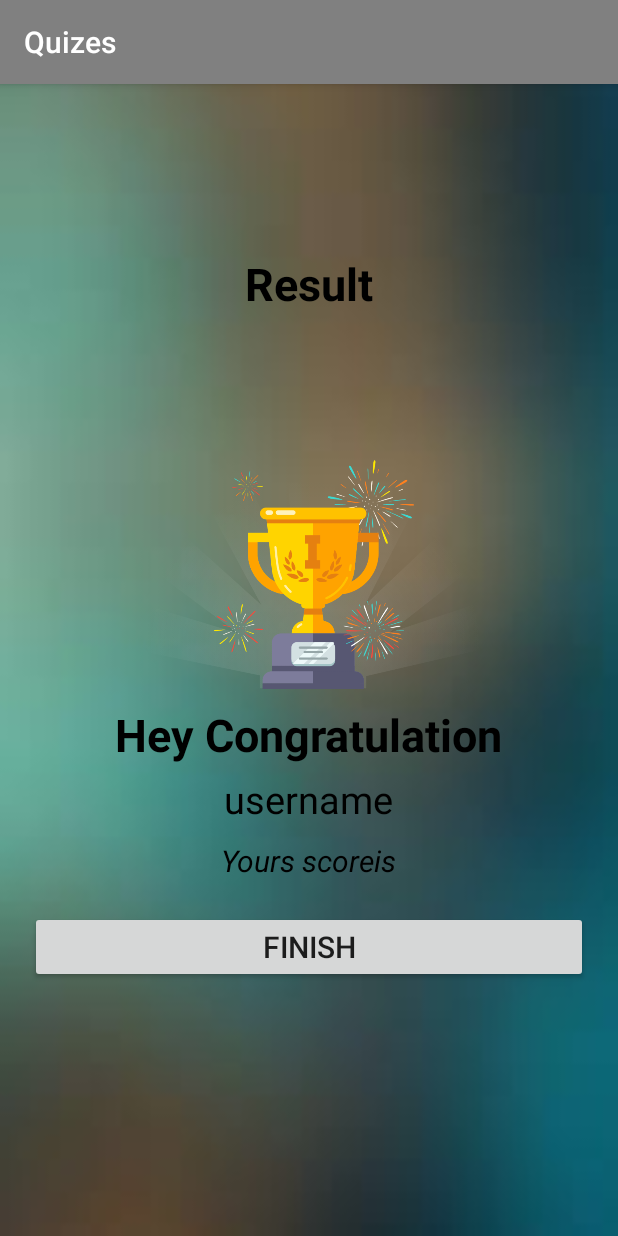
After one commit to RehanGith/Quizes-Application, an Android app: the ResultActivity screen opened directly, with no data from a screen before it, on a phone screen of 412 x 824 dp. The commit adds this screen. Run offline under Robolectric (Android 15) with nearby library versions, the phone set to English and light mode, and no system bars.

Commit message:
Created the Result Activity UI

```diff
--- a/app/src/main/AndroidManifest.xml
+++ b/app/src/main/AndroidManifest.xml
@@ -13,10 +13,14 @@
         android:theme="@style/Theme.Quizes"
         tools:targetApi="31">
         <activity
-            android:name=".QuizQuestions"
-            android:screenOrientation="portrait"
+            android:name=".ResultActivity"
             android:theme="@style/appTheme"
             android:exported="false" />
+        <activity
+            android:name=".QuizQuestions"
+            android:exported="false"
+            android:screenOrientation="portrait"
+            android:theme="@style/appTheme" />
         <activity
             android:name=".MainActivity"
             android:exported="true"
--- a/app/src/main/java/com/example/quizes/QuizQuestions.kt
+++ b/app/src/main/java/com/example/quizes/QuizQuestions.kt
@@ -1,5 +1,6 @@
 package com.example.quizes
 
+import android.annotation.SuppressLint
 import android.graphics.Color
 import android.graphics.Typeface
 import android.media.Image
@@ -21,6 +22,7 @@ class QuizQuestions : AppCompatActivity(), View.OnClickListener {
     private var currentPosition:Int = 1
     private var questionslist: ArrayList<Question>? = null
     private var selectedPosition: Int = 0
+    private var count: Int = 0
     override fun onCreate(savedInstanceState: Bundle?) {
         super.onCreate(savedInstanceState)
         enableEdgeToEdge()
@@ -36,16 +38,17 @@ class QuizQuestions : AppCompatActivity(), View.OnClickListener {
 
 
     }
+    @SuppressLint("SetTextI18n")
     private fun setquestion() {
-        val ques = questionslist!![currentPosition - 1]
         defaultQuestionsView()
         if(currentPosition == questionslist!!.size) {
             findViewById<Button>(R.id.submit).text = "FINISH"
         } else {
             findViewById<Button>(R.id.submit).text = "SUBMIT"
         }
+        val ques = questionslist!![currentPosition - 1]
         findViewById<TextView>(R.id.ques_id).text = "Question: ${currentPosition}"
-        findViewById<TextView>(R.id.ques_text).text = ques!!.ques
+        findViewById<TextView>(R.id.ques_text).text = ques.ques
         findViewById<ProgressBar>(R.id.progress_bar).progress = currentPosition
         findViewById<TextView>(R.id.progress).text =
             "$currentPosition" + "/" + "10"
@@ -89,13 +92,15 @@ class QuizQuestions : AppCompatActivity(), View.OnClickListener {
                     if(currentPosition <= questionslist!!.size){
                         setquestion()
                     }else {
-                        Toast.makeText(this, "You have successfully completed the Quiz", Toast.LENGTH_SHORT).show()
+                        Toast.makeText(this, "Your correct answers are ${count}", Toast.LENGTH_SHORT ).show()
                     }
                 }
                 else {
                     val ques = questionslist?.get(currentPosition - 1)
                     if(ques!!.correct_option != selectedPosition) {
                         answerView(selectedPosition, R.drawable.wrong_optoin_bar)
+                    } else {
+                        count++
                     }
                     answerView(ques.correct_option, R.drawable.correct_optoin_bar)
                     if(currentPosition == questionslist!!.size) {
--- /dev/null
+++ b/app/src/main/java/com/example/quizes/ResultActivity.kt
@@ -0,0 +1,16 @@
+package com.example.quizes
+
+import android.os.Bundle
+import androidx.activity.enableEdgeToEdge
+import androidx.appcompat.app.AppCompatActivity
+import androidx.core.view.ViewCompat
+import androidx.core.view.WindowInsetsCompat
+
+class ResultActivity : AppCompatActivity() {
+    override fun onCreate(savedInstanceState: Bundle?) {
+        super.onCreate(savedInstanceState)
+        enableEdgeToEdge()
+        setContentView(R.layout.activity_result)
+
+    }
+}
--- a/app/src/main/res/layout/activity_quiz_questions.xml
+++ b/app/src/main/res/layout/activity_quiz_questions.xml
@@ -17,7 +17,6 @@
             android:id="@+id/ques_id"
             android:layout_width="match_parent"
             android:layout_height="wrap_content"
-            android:text="Question no = 0"
             android:layout_margin="10sp"
             android:textColor="@color/gray"
             android:textSize="20sp"
@@ -32,7 +31,6 @@
             android:textStyle="bold"
             android:textColor="@color/black"
             android:layout_marginBottom="20sp"
-            android:text="Which Country does this flag belongs?"
             />
         <ImageView
             android:id="@+id/flag_image"
--- /dev/null
+++ b/app/src/main/res/layout/activity_result.xml
@@ -0,0 +1,66 @@
+<?xml version="1.0" encoding="utf-8"?>
+<LinearLayout xmlns:android="http://schemas.android.com/apk/res/android"
+    xmlns:app="http://schemas.android.com/apk/res-auto"
+    xmlns:tools="http://schemas.android.com/tools"
+    android:id="@+id/main"
+    android:layout_width="match_parent"
+    android:layout_height="match_parent"
+    android:orientation="vertical"
+    android:gravity="center"
+    android:padding="20sp"
+    android:background="@drawable/back_quiz"
+    tools:context=".ResultActivity">
+    <TextView
+        android:layout_width="wrap_content"
+        android:layout_height="wrap_content"
+        android:text="@string/result"
+        android:textColor="@color/black"
+        android:textStyle="bold"
+        android:textSize="30sp"
+        />
+    <ImageView
+        android:layout_width="wrap_content"
+        android:layout_height="250dp"
+        android:src="@drawable/ic_trophy"
+        android:layout_marginBottom="10sp"
+        />
+    <TextView
+        android:layout_width="wrap_content"
+        android:layout_height="wrap_content"
+        android:text = "@string/hey_congratulation"
+        android:textColor="@color/black"
+        android:textStyle="bold"
+        android:textSize="30sp"
+
+        />
+    <TextView
+        android:id="@+id/user_name"
+        android:layout_width="wrap_content"
+        android:layout_height="wrap_content"
+        android:text = "username"
+        android:textColor="@color/black"
+        android:textStyle=""
+        android:layout_marginTop="5sp"
+        android:textSize="25sp"
+
+        />
+    <TextView
+        android:id="@+id/result_score"
+        android:layout_width="wrap_content"
+        android:layout_height="wrap_content"
+        android:text = "Yours scoreis"
+        android:textColor="@color/black"
+        android:textStyle="italic"
+        android:layout_marginTop="10sp"
+        android:textSize="20sp"
+
+        />
+    <Button
+        android:id="@+id/finish_button"
+        android:layout_width="match_parent"
+        android:layout_height="wrap_content"
+        android:text="@string/finish"
+        android:layout_marginTop="20sp"
+        android:textSize="20sp"
+        />
+</LinearLayout>
--- a/app/src/main/res/values/strings.xml
+++ b/app/src/main/res/values/strings.xml
@@ -5,4 +5,7 @@
     <string name="please_enter_your_name">Please Enter your name</string>
     <string name="start">Start</string>
     <string name="name">Name</string>
+    <string name="result">Result</string>
+    <string name="hey_congratulation">Hey Congratulation</string>
+    <string name="finish">Finish</string>
 </resources>
```
